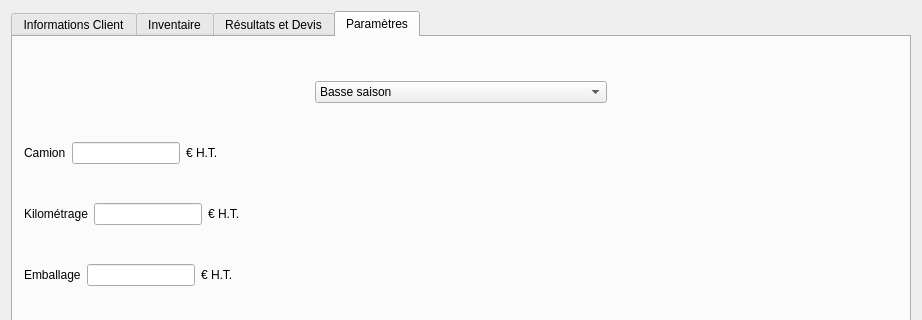
Qt form DevisMaker/MainWindow.ui (Andreas-Chatti/DevisMaker) before a commit; both pictures show x 0 to 922 and y 0 to 320 of the 922 by 774 pixel window.
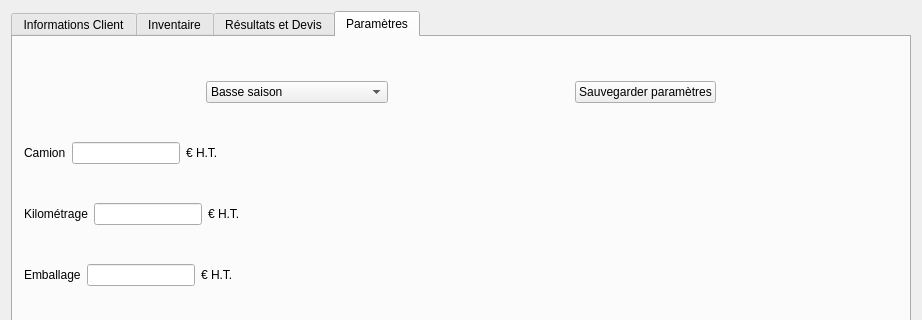
The same form after that commit. The open tabs and pages were chosen to show the change.

Commit message:
Add price preset handling and UI updates
Updated MainWindow to manage price presets based on user-selected dates. Introduced a new label to display season type and modified the generate button logic to reflect selected presets. Added a slot for combo box changes and encapsulated date logic in a new method. Updated UI to include new elements and enhanced Tarification class for loading and saving settings based on selected presets. Improved default value retrieval and added pricing maps for high and low seasons.

What changed in the file:
```diff
--- a/DevisMaker/MainWindow.ui
+++ b/DevisMaker/MainWindow.ui
@@ -1667,6 +1667,26 @@
             </property>
            </spacer>
           </item>
+          <item>
+           <widget class="QPushButton" name="saveSettingsPushButton">
+            <property name="text">
+             <string>Sauvegarder paramètres</string>
+            </property>
+           </widget>
+          </item>
+          <item>
+           <spacer name="horizontalSpacer_8">
+            <property name="orientation">
+             <enum>Qt::Orientation::Horizontal</enum>
+            </property>
+            <property name="sizeHint" stdset="0">
+             <size>
+              <width>40</width>
+              <height>20</height>
+             </size>
+            </property>
+           </spacer>
+          </item>
          </layout>
         </item>
        </layout>
```
Left out of the diff: 14 changed lines with no effect on the pictures. The commit also changes 5 other files.
